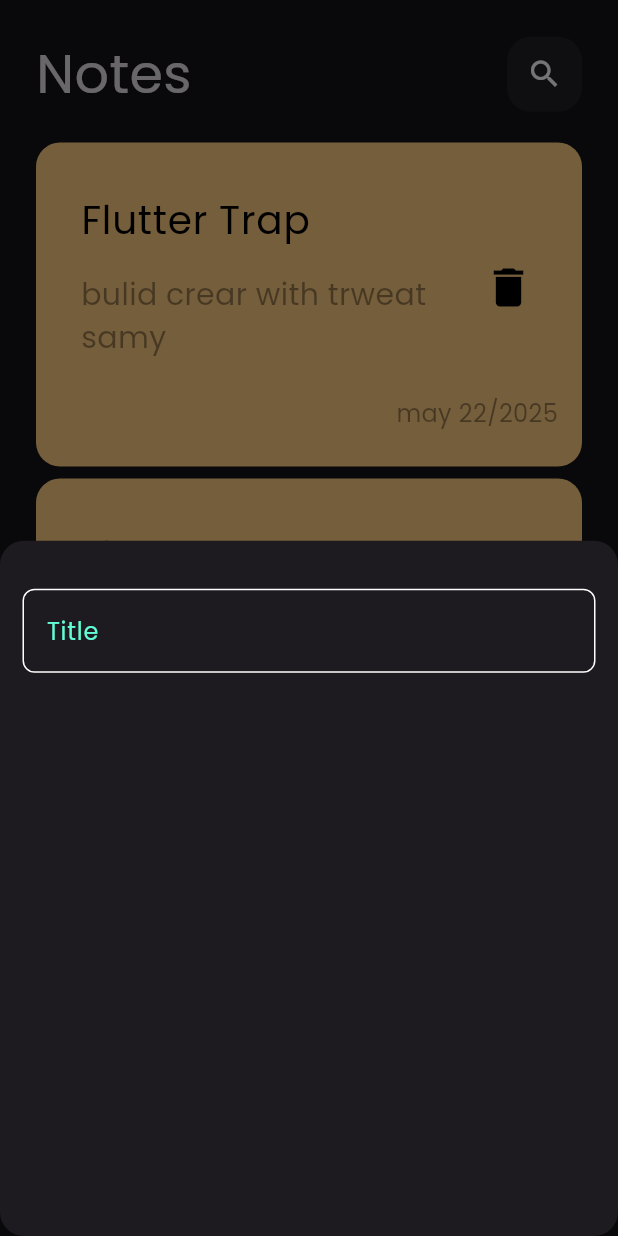
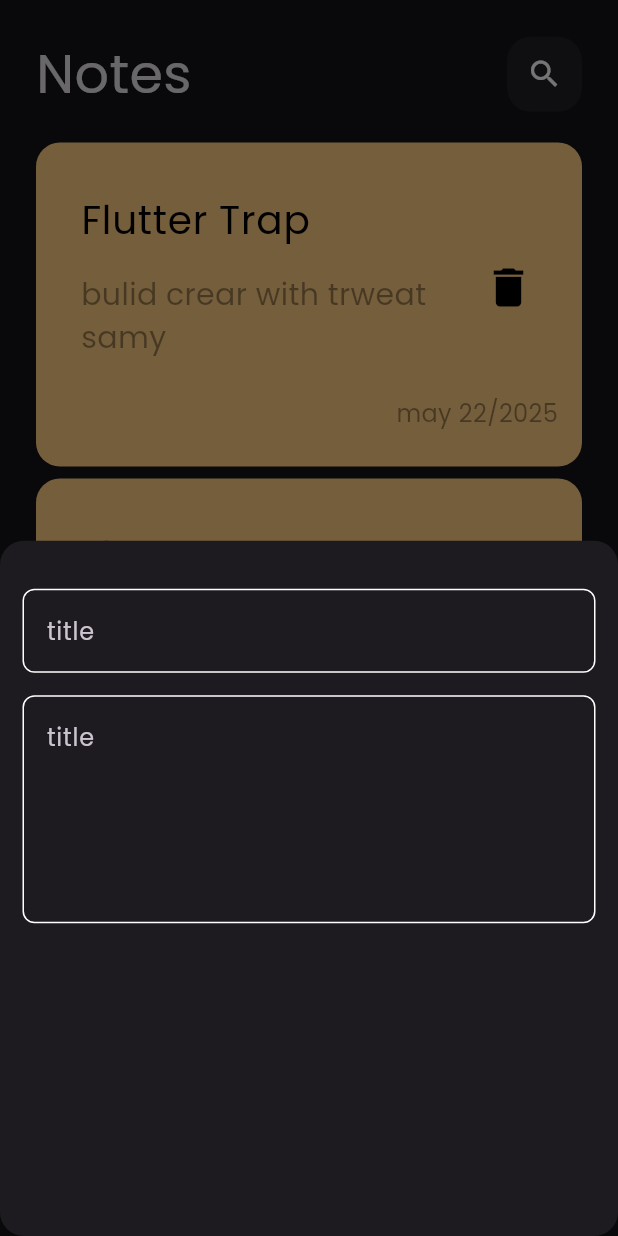
Before and after one commit to abdelrhman-3ashour/notes_app, a Flutter app: the screen it shows after launch, after a tap on the "add" icon, on a phone screen of 412 x 824 dp. Run offline on Flutter 3.47's test engine with Material 3 defaults, Android fonts, the phone set to English and light mode, and no system bars.

Commit message:
add eidet CoustomTextFiled

```diff
--- a/lib/widgets/add_note_buttom_sheet.dart
+++ b/lib/widgets/add_note_buttom_sheet.dart
@@ -8,7 +8,13 @@ class addnotebuttomsheet extends StatelessWidget {
   Widget build(BuildContext context) {
     return Padding(
       padding: const EdgeInsets.symmetric(vertical: 32, horizontal: 15),
-      child: Column(children: [CoustomTextFiled()]),
+      child: Column(
+        children: [
+          CoustomTextFiled(hint: 'title'),
+          SizedBox(height: 15),
+          CoustomTextFiled(hint: 'title', maxlienss: 5),
+        ],
+      ),
     );
   }
 }
--- a/lib/widgets/coustom_text_filed.dart
+++ b/lib/widgets/coustom_text_filed.dart
@@ -2,15 +2,18 @@ import 'package:flutter/material.dart';
 import 'package:np/widgets/constents.dart';
 
 class CoustomTextFiled extends StatelessWidget {
-  const CoustomTextFiled({super.key});
+  const CoustomTextFiled({super.key, required this.hint, this.maxlienss = 1});
+  final String hint;
+  final int maxlienss;
 
   @override
   Widget build(BuildContext context) {
     return TextField(
       cursorColor: kprimarycolor,
+      maxLines: maxlienss,
       decoration: InputDecoration(
-        hintText: 'Title',
-        hintStyle: TextStyle(color: kprimarycolor),
+        hintText: hint,
+
         border: bulidborder(),
         enabledBorder: bulidborder(),
         focusedBorder: bulidborder(kprimarycolor),
```
